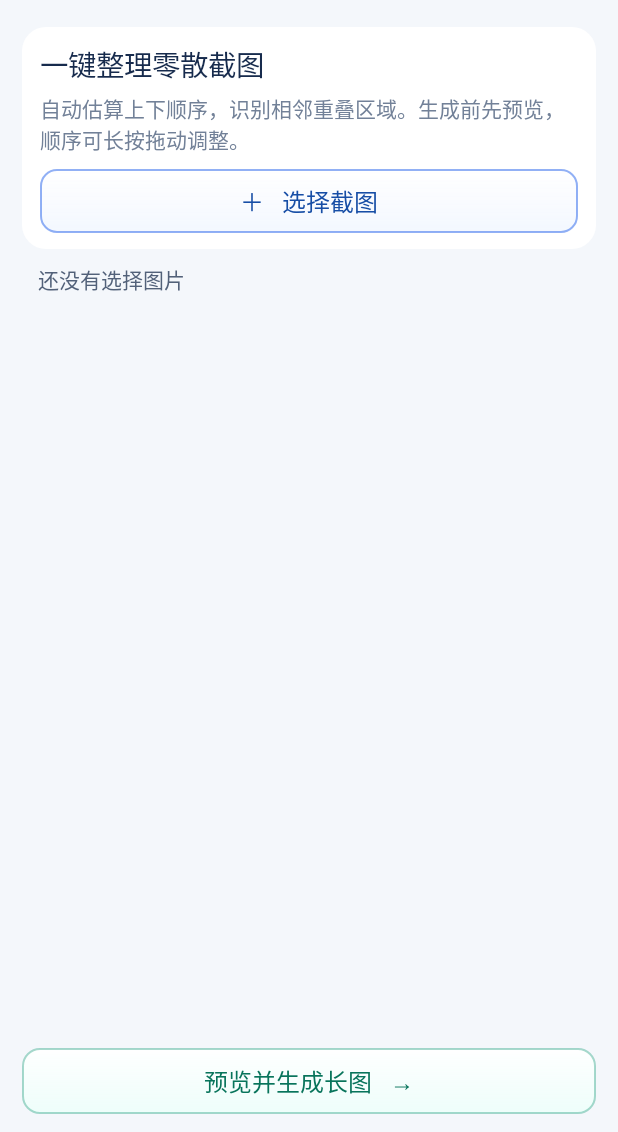
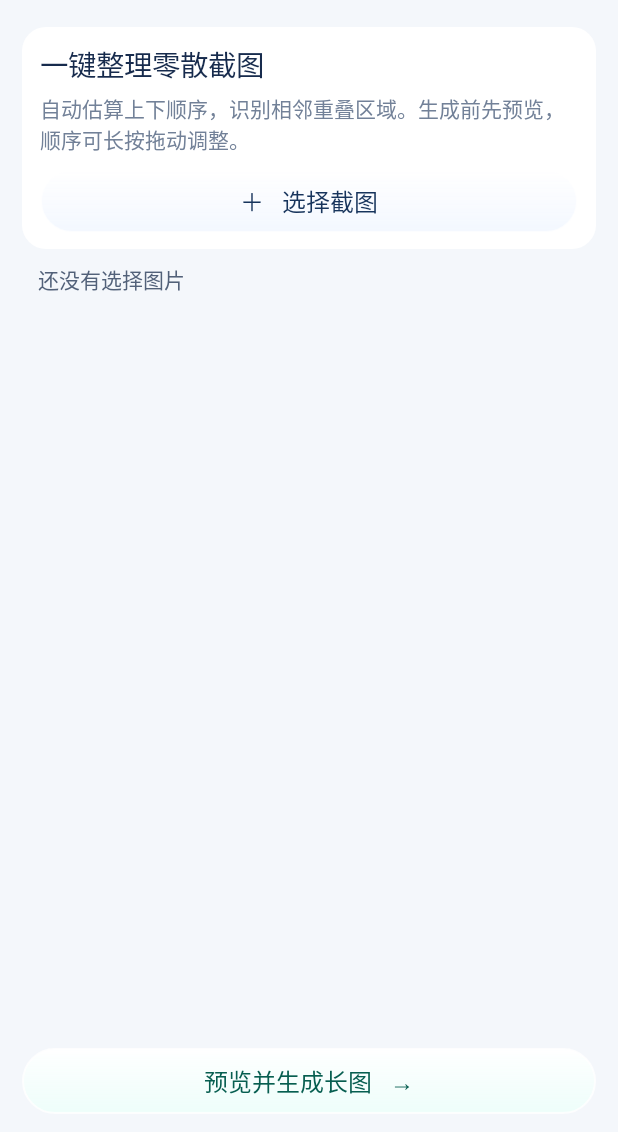
Before and after one commit to andyohhhhh-ai/chang, an Android app: the screen it shows after launch (MainActivity), on a phone screen of 412 x 824 dp, the part 104-1236 px from its top. Run offline under Robolectric (Android 15) with nearby library versions, the phone set to English and light mode, and no system bars.

Commit message:
Match pill-shaped liquid glass button references

```diff
--- a/app/src/main/java/com/example/longshot/MainActivity.java
+++ b/app/src/main/java/com/example/longshot/MainActivity.java
@@ -14,10 +14,10 @@ public class MainActivity extends Activity {
   LinearLayout titleBox=new LinearLayout(this);titleBox.setOrientation(1);titleBox.setPadding(14,0,0,0);titleBox.addView(label("长图助手",25,0xff172b4d));titleBox.addView(label("截图拼接 · 清爽无重复",13,0xff728198));head.addView(titleBox);root.addView(head);
   LinearLayout intro=new LinearLayout(this);intro.setOrientation(1);intro.setPadding(18,16,18,16);GradientDrawable card=new GradientDrawable();card.setColor(Color.WHITE);card.setCornerRadius(24);intro.setBackground(card);LinearLayout.LayoutParams cp=new LinearLayout.LayoutParams(-1,-2);cp.topMargin=22;root.addView(intro,cp);
   intro.addView(label("一键整理零散截图",19,0xff172b4d));TextView expl=label("自动估算上下顺序，识别相邻重叠区域。生成前先预览，顺序可长按拖动调整。",14,0xff728198);expl.setPadding(0,8,0,14);intro.addView(expl);
-  TextView pick=label("＋   选择截图",16,Color.WHITE);pick.setGravity(Gravity.CENTER);pick.setPadding(12,14,12,14);GradientDrawable blue=new GradientDrawable(GradientDrawable.Orientation.TOP_BOTTOM,new int[]{0xf2ffffff,0xeaf2f7ff});blue.setCornerRadius(16);blue.setStroke(dp(1),0x802563eb);pick.setBackground(blue);pick.setTextColor(0xff174ea6);intro.addView(pick);pick.setOnClickListener(v->{Intent i=new Intent("android.intent.action.OPEN_DOCUMENT");i.setType("image/*");i.putExtra("android.intent.extra.ALLOW_MULTIPLE",true);i.addCategory("android.intent.category.OPENABLE");startActivityForResult(i,1);});
+  TextView pick=label("＋   选择截图",16,Color.WHITE);pick.setGravity(Gravity.CENTER);pick.setPadding(12,14,12,14);GradientDrawable blue=new GradientDrawable(GradientDrawable.Orientation.TOP_BOTTOM,new int[]{0xf2ffffff,0xeaf2f7ff});blue.setCornerRadius(dp(30));blue.setStroke(dp(1),0xbfffffff);pick.setBackground(blue);pick.setTextColor(0xff17345c);pick.setElevation(dp(5));pick.setTranslationZ(dp(2));intro.addView(pick);pick.setOnClickListener(v->{Intent i=new Intent("android.intent.action.OPEN_DOCUMENT");i.setType("image/*");i.putExtra("android.intent.extra.ALLOW_MULTIPLE",true);i.addCategory("android.intent.category.OPENABLE");startActivityForResult(i,1);});
   status=label("还没有选择图片",14,0xff526179);status.setPadding(16,14,16,14);GradientDrawable statusBg=new GradientDrawable();statusBg.setColor(0xffe9f1ff);statusBg.setCornerRadius(16);LinearLayout.LayoutParams sp=new LinearLayout.LayoutParams(-1,-2);sp.topMargin=14;root.addView(status,new LinearLayout.LayoutParams(-1,-2));
   list=new LinearLayout(this);list.setOrientation(1);ScrollView sc=new ScrollView(this);sc.setFillViewport(true);sc.addView(list);LinearLayout.LayoutParams lp=new LinearLayout.LayoutParams(-1,0,1);lp.topMargin=14;root.addView(sc,lp);
-  TextView preview=label("预览并生成长图   →",16,Color.WHITE);preview.setGravity(Gravity.CENTER);preview.setPadding(12,15,12,15);GradientDrawable green=new GradientDrawable(GradientDrawable.Orientation.TOP_BOTTOM,new int[]{0xf5ffffff,0xe5edfffa});green.setCornerRadius(17);green.setStroke(dp(1),0x7038a88b);preview.setBackground(green);preview.setTextColor(0xff08745b);root.addView(preview);preview.setOnClickListener(v->preview());
+  TextView preview=label("预览并生成长图   →",16,Color.WHITE);preview.setGravity(Gravity.CENTER);preview.setPadding(12,15,12,15);GradientDrawable green=new GradientDrawable(GradientDrawable.Orientation.TOP_BOTTOM,new int[]{0xf5ffffff,0xe5edfffa});green.setCornerRadius(dp(30));green.setStroke(dp(1),0xcfffffff);preview.setBackground(green);preview.setTextColor(0xff075e50);preview.setElevation(dp(6));preview.setTranslationZ(dp(2));root.addView(preview);preview.setOnClickListener(v->preview());
  }
  protected void onActivityResult(int r,int c,Intent d){super.onActivityResult(r,c,d);if(r!=1||c!=RESULT_OK||d==null)return;images.clear();try{if(d.getClipData()!=null){for(int n=0;n<d.getClipData().getItemCount();n++)add(d.getClipData().getItemAt(n).getUri());}else if(d.getData()!=null)add(d.getData());}catch(Exception e){status.setText("读取图片失败");}autoOrder();show();}
  void add(Uri u)throws Exception{getContentResolver().takePersistableUriPermission(u,Intent.FLAG_GRANT_READ_URI_PERMISSION);BitmapFactory.Options o=new BitmapFactory.Options();o.inSampleSize=1;images.add(BitmapFactory.decodeStream(getContentResolver().openInputStream(u),null,o));}
```
